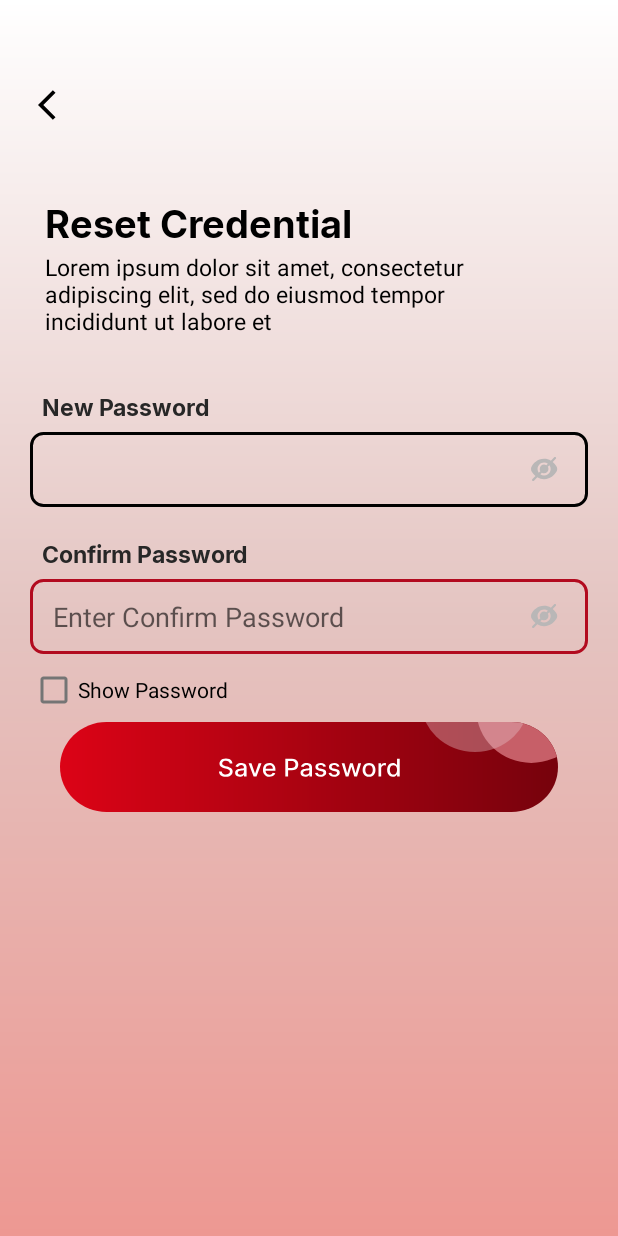
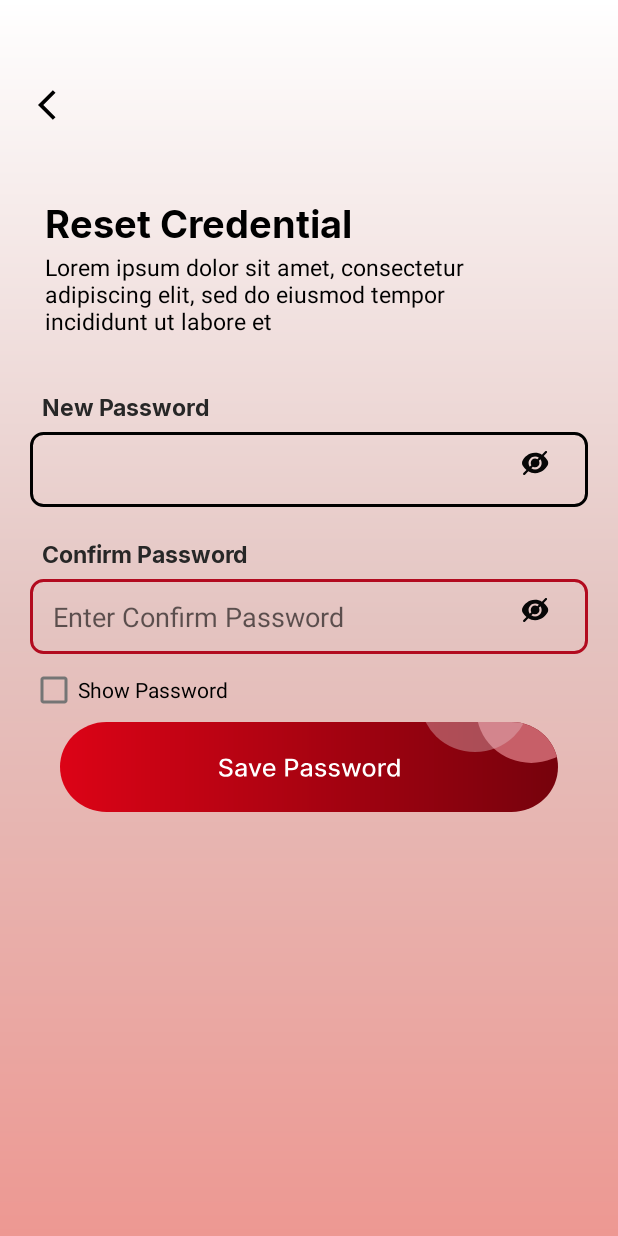
Before and after one commit to sulemantech/blood-donation-android, an Android app: the ResetCredentialActivity screen opened directly, with no data from a screen before it, on a phone screen of 412 x 824 dp. Run offline under Robolectric (Android 15) with nearby library versions, the phone set to English and light mode, and no system bars.

Commit message:
All modification

```diff
--- a/app/src/main/java/com/welfare/blood/donation/ApiService.kt
+++ b/app/src/main/java/com/welfare/blood/donation/ApiService.kt
@@ -10,9 +10,10 @@ interface ApiService {
     @POST("user/register/")
     suspend fun registerUser(@Body request: RegisterRequest): RegisterResponse
 
+
+
     @POST("createRequest")
     suspend fun createRequest(@Body bloodRequest: BloodRequest): Response<BloodResponse>
-
     @POST("donateBlood")
     suspend fun donateBlood(@Body request: DonateBloodRequest): DonateBloodResponse
     @POST("user/login")
--- a/app/src/main/java/com/welfare/blood/donation/RegisterActivity.kt
+++ b/app/src/main/java/com/welfare/blood/donation/RegisterActivity.kt
@@ -2,6 +2,7 @@ package com.welfare.blood.donation
 
 import android.content.Intent
 import android.os.Bundle
+import android.widget.TextView
 import android.widget.Toast
 import androidx.appcompat.app.AppCompatActivity
 import com.welfare.blood.donation.databinding.ActivityRegisterBinding
@@ -28,6 +29,7 @@ class RegisterActivity : AppCompatActivity() {
             val enteredDateBirth = binding.edDateBirth.text.toString()
             val donateBlood = binding.noYes.isChecked
 
+            //validations
             if (enteredUsername.isEmpty() || enteredPassword.isEmpty() || enteredEmail.isEmpty() || enteredPhone.isEmpty() || enteredDateBirth.isEmpty()) {
                 Toast.makeText(this, "Please fill in all fields", Toast.LENGTH_SHORT).show()
             } else if (enteredUsername.length < 6) {
--- /dev/null
+++ b/app/src/main/res/drawable/baseline_remove_red_eye_24.xml
@@ -0,0 +1,5 @@
+<vector android:height="24dp" android:tint="#090808"
+    android:viewportHeight="24" android:viewportWidth="24"
+    android:width="24dp" xmlns:android="http://schemas.android.com/apk/res/android">
+    <path android:fillColor="@android:color/white" android:pathData="M12,4.5C7,4.5 2.73,7.61 1,12c1.73,4.39 6,7.5 11,7.5s9.27,-3.11 11,-7.5c-1.73,-4.39 -6,-7.5 -11,-7.5zM12,17c-2.76,0 -5,-2.24 -5,-5s2.24,-5 5,-5 5,2.24 5,5 -2.24,5 -5,5zM12,9c-1.66,0 -3,1.34 -3,3s1.34,3 3,3 3,-1.34 3,-3 -1.34,-3 -3,-3z"/>
+</vector>
--- a/app/src/main/res/drawable/ic_vector_eye.xml
+++ b/app/src/main/res/drawable/ic_vector_eye.xml
@@ -1,9 +1,9 @@
 <vector xmlns:android="http://schemas.android.com/apk/res/android"
-    android:width="18dp"
-    android:height="16dp"
-    android:viewportWidth="18"
-    android:viewportHeight="16">
+    android:width="24dp"
+    android:height="24dp"
+    android:viewportWidth="24"
+    android:viewportHeight="24">
   <path
       android:pathData="M16.932,6.113C16.275,5.038 15.447,4.077 14.48,3.27L16.517,1.233C16.796,0.944 16.788,0.483 16.499,0.204C16.217,-0.068 15.77,-0.068 15.488,0.204L13.273,2.422C11.9,1.607 10.33,1.182 8.733,1.193C4.229,1.193 1.663,4.276 0.534,6.113C-0.178,7.264 -0.178,8.718 0.534,9.869C1.19,10.944 2.019,11.905 2.986,12.712L0.949,14.749C0.66,15.028 0.652,15.489 0.931,15.778C1.21,16.067 1.671,16.075 1.96,15.796C1.966,15.79 1.972,15.784 1.978,15.778L4.198,13.558C5.569,14.373 7.137,14.799 8.733,14.789C13.237,14.789 15.803,11.706 16.932,9.869C17.644,8.718 17.644,7.264 16.932,6.113ZM4.368,7.991C4.364,5.584 6.312,3.63 8.718,3.626C9.629,3.624 10.517,3.908 11.258,4.437L10.202,5.494C9.758,5.226 9.251,5.084 8.733,5.081C7.126,5.081 5.823,6.384 5.823,7.991C5.826,8.509 5.968,9.016 6.236,9.46L5.179,10.516C4.652,9.78 4.368,8.897 4.368,7.991ZM8.733,12.356C7.827,12.356 6.944,12.072 6.208,11.545L7.264,10.488C7.708,10.756 8.215,10.898 8.733,10.901C10.34,10.901 11.643,9.598 11.643,7.991C11.64,7.473 11.498,6.966 11.23,6.522L12.287,5.466C13.685,7.425 13.231,10.146 11.273,11.545C10.532,12.074 9.643,12.357 8.733,12.356Z"
-      android:fillColor="#B9B7B7"/>
+      android:fillColor="#070707"/>
 </vector>
--- a/app/src/main/res/layout/activity_login.xml
+++ b/app/src/main/res/layout/activity_login.xml
@@ -57,7 +57,7 @@
             android:background="@drawable/ed_border"
             android:drawablePadding="8dp"
             android:drawableRight="@drawable/ic_vector_person"
-            android:hint="Enter Name"
+            android:hint="Enter Username"
             android:maxLines="1"
             android:padding="8dp"
             android:paddingStart="15dp"
```
Also changed, not shown: app/src/main/java/com/welfare/blood/donation/CreateRequestActivity.kt (+9 -21 lines), app/src/main/java/com/welfare/blood/donation/LoginActivity.kt (+25 -0 lines), app/src/main/res/layout/activity_register.xml (+19 -13 lines), app/src/main/res/values/strings.xml (+10 -0 lines).
